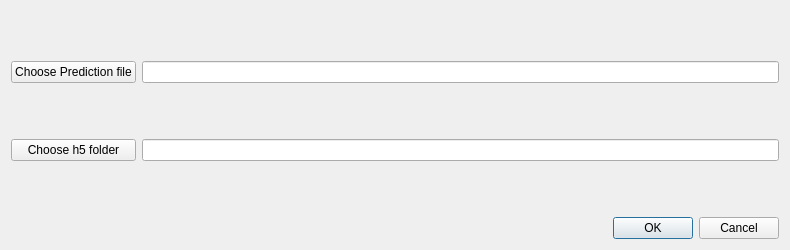
Above: pyecog/visualisation/predictions_loading_subwindow.ui from jcornford/pyecog before the change. Below: the same form after it.
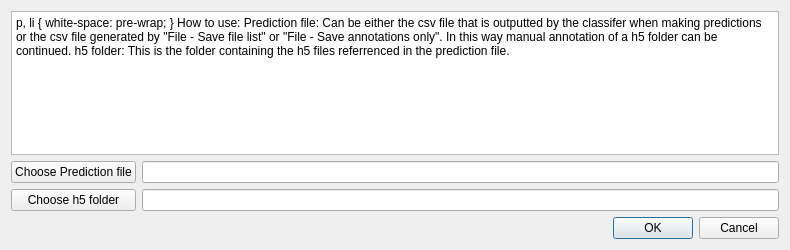
That is the form after the change.

```diff
--- a/pyecog/visualisation/predictions_loading_subwindow.ui
+++ b/pyecog/visualisation/predictions_loading_subwindow.ui
@@ -54,24 +54,39 @@
        <number>0</number>
       </property>
       <item row="1" column="1">
+       <widget class="QLineEdit" name="prediction_display"/>
+      </item>
+      <item row="2" column="1">
        <widget class="QLineEdit" name="h5_display"/>
       </item>
       <item row="1" column="0">
-       <widget class="QPushButton" name="set_h5_folder">
-        <property name="text">
-         <string>Choose h5 folder</string>
-        </property>
-       </widget>
-      </item>
-      <item row="0" column="0">
        <widget class="QPushButton" name="set_prediction_file">
         <property name="text">
          <string>Choose Prediction file</string>
         </property>
        </widget>
       </item>
-      <item row="0" column="1">
-       <widget class="QLineEdit" name="prediction_display"/>
+      <item row="2" column="0">
+       <widget class="QPushButton" name="set_h5_folder">
+        <property name="text">
+         <string>Choose h5 folder</string>
+        </property>
+       </widget>
+      </item>
+      <item row="0" column="0" colspan="2">
+       <widget class="QTextBrowser" name="textBrowser">
+        <property name="html">
+         <string>&lt;!DOCTYPE HTML PUBLIC &quot;-//W3C//DTD HTML 4.0//EN&quot; &quot;http://www.w3.org/TR/REC-html40/strict.dtd&quot;&gt;
+&lt;html&gt;&lt;head&gt;&lt;meta name=&quot;qrichtext&quot; content=&quot;1&quot; /&gt;&lt;style type=&quot;text/css&quot;&gt;
+p, li { white-space: pre-wrap; }
+&lt;/style&gt;&lt;/head&gt;&lt;body style=&quot; font-family:'Ubuntu'; font-size:11pt; font-weight:400; font-style:normal;&quot;&gt;
+&lt;p style=&quot; margin-top:0px; margin-bottom:0px; margin-left:0px; margin-right:0px; -qt-block-indent:0; text-indent:0px;&quot;&gt;&lt;span style=&quot; font-weight:600;&quot;&gt;How to use:&lt;/span&gt;&lt;/p&gt;
+&lt;p style=&quot;-qt-paragraph-type:empty; margin-top:0px; margin-bottom:0px; margin-left:0px; margin-right:0px; -qt-block-indent:0; text-indent:0px; font-weight:600;&quot;&gt;&lt;br /&gt;&lt;/p&gt;
+&lt;p style=&quot; margin-top:0px; margin-bottom:0px; margin-left:0px; margin-right:0px; -qt-block-indent:0; text-indent:0px;&quot;&gt;Prediction file: Can be either the csv file that is outputted by the classifer when making predictions or the csv file generated by &amp;quot;File -&amp;gt; Save file list&amp;quot; or &amp;quot;File -&amp;gt; Save annotations only&amp;quot;. In this way manual annotation of a h5 folder can be continued. &lt;/p&gt;
+&lt;p style=&quot;-qt-paragraph-type:empty; margin-top:0px; margin-bottom:0px; margin-left:0px; margin-right:0px; -qt-block-indent:0; text-indent:0px;&quot;&gt;&lt;br /&gt;&lt;/p&gt;
+&lt;p style=&quot; margin-top:0px; margin-bottom:0px; margin-left:0px; margin-right:0px; -qt-block-indent:0; text-indent:0px;&quot;&gt;h5 folder: This is the folder containing the h5 files referrenced in the prediction file. &lt;/p&gt;&lt;/body&gt;&lt;/html&gt;</string>
+        </property>
+       </widget>
       </item>
      </layout>
     </widget>
```
